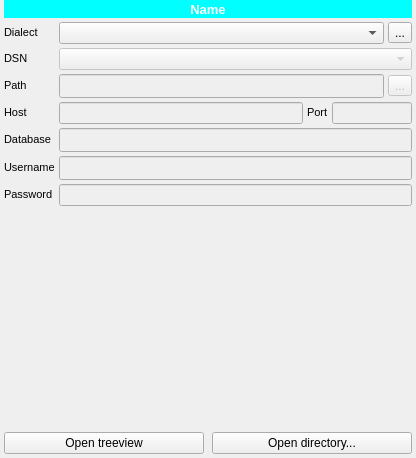
The window that spinetoolbox/ui/subwindow_data_store.ui (spine-tools/Spine-Toolbox) describes before a commit, drawn with Qt 5.
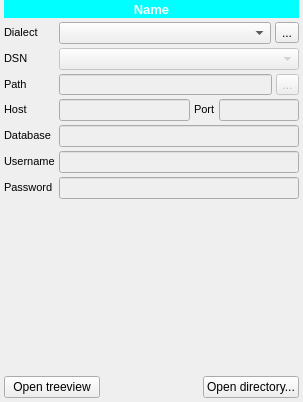
The same window after the commit. Icons and pictures are not drawn.

Diff of the .ui file:
```diff
--- a/spinetoolbox/ui/subwindow_data_store.ui
+++ b/spinetoolbox/ui/subwindow_data_store.ui
@@ -29,8 +29,8 @@
    <rect>
     <x>0</x>
     <y>0</y>
-    <width>416</width>
-    <height>458</height>
+    <width>303</width>
+    <height>402</height>
    </rect>
   </property>
   <property name="sizePolicy">
@@ -227,7 +227,7 @@
            <property name="minimumSize">
             <size>
              <width>0</width>
-             <height>0</height>
+             <height>20</height>
             </size>
            </property>
            <property name="maximumSize">
@@ -281,6 +281,12 @@
              <verstretch>0</verstretch>
             </sizepolicy>
            </property>
+           <property name="minimumSize">
+            <size>
+             <width>0</width>
+             <height>20</height>
+            </size>
+           </property>
            <property name="maximumSize">
             <size>
              <width>80</width>
@@ -311,7 +317,7 @@
          <property name="minimumSize">
           <size>
            <width>0</width>
-           <height>24</height>
+           <height>20</height>
           </size>
          </property>
          <property name="maximumSize">
@@ -352,7 +358,7 @@
            <property name="minimumSize">
             <size>
              <width>0</width>
-             <height>24</height>
+             <height>20</height>
             </size>
            </property>
            <property name="font">
@@ -370,6 +376,18 @@
            <property name="enabled">
             <bool>false</bool>
            </property>
+           <property name="minimumSize">
+            <size>
+             <width>0</width>
+             <height>20</height>
+            </size>
+           </property>
+           <property name="maximumSize">
+            <size>
+             <width>23</width>
+             <height>16777215</height>
+            </size>
+           </property>
            <property name="text">
             <string>...</string>
            </property>
@@ -391,7 +409,7 @@
          <property name="minimumSize">
           <size>
            <width>0</width>
-           <height>24</height>
+           <height>20</height>
           </size>
          </property>
          <property name="maximumSize">
@@ -571,20 +589,20 @@
        <item>
         <widget class="QPushButton" name="pushButton_open_treeview">
          <property name="sizePolicy">
-          <sizepolicy hsizetype="Fixed" vsizetype="Fixed">
+          <sizepolicy hsizetype="MinimumExpanding" vsizetype="Fixed">
            <horstretch>0</horstretch>
            <verstretch>0</verstretch>
           </sizepolicy>
          </property>
          <property name="minimumSize">
           <size>
-           <width>200</width>
+           <width>0</width>
            <height>0</height>
           </size>
          </property>
          <property name="maximumSize">
           <size>
-           <width>200</width>
+           <width>120</width>
            <height>23</height>
           </size>
          </property>
@@ -612,20 +630,20 @@
        <item>
         <widget class="QPushButton" name="pushButton_open_directory">
          <property name="sizePolicy">
-          <sizepolicy hsizetype="Fixed" vsizetype="Fixed">
+          <sizepolicy hsizetype="MinimumExpanding" vsizetype="Fixed">
            <horstretch>0</horstretch>
            <verstretch>0</verstretch>
           </sizepolicy>
          </property>
          <property name="minimumSize">
           <size>
-           <width>200</width>
+           <width>0</width>
            <height>0</height>
           </size>
          </property>
          <property name="maximumSize">
           <size>
-           <width>200</width>
+           <width>120</width>
            <height>23</height>
           </size>
          </property>
```
Left out of the diff: 19 changed lines with no effect on the pictures.
